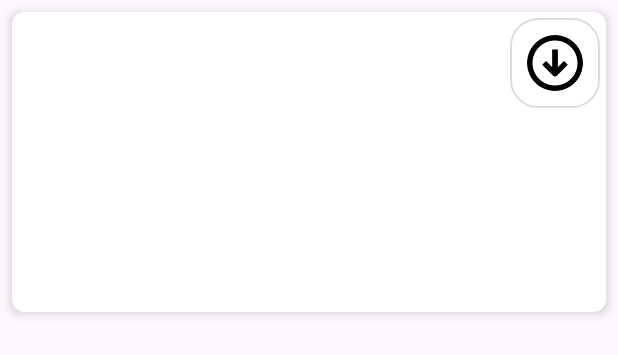
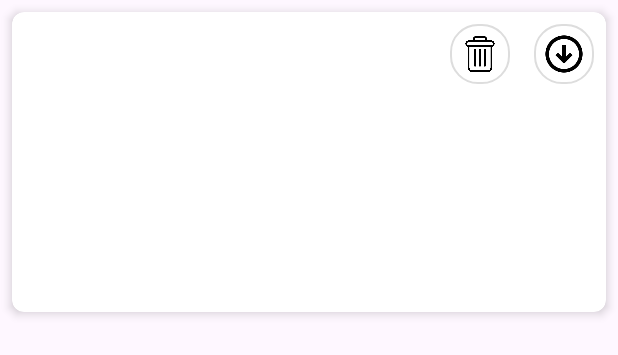
Before and after one commit to fatmavatansevrr/MobileProje, an Android app: the layout item_visionboard.xml on its own in the app's theme, with its tools: preview values and no code run, on a phone screen of 412 x 824 dp. Shown: the top 355 px of the screen. Run offline under Robolectric (Android 15) with nearby library versions, the phone set to English and light mode, and no system bars.

Commit message:
history listesine delete butonu eklendi

```diff
--- a/app/src/main/java/com/fatmavatansever/mobileproje/VisionBoardDetailActivity.java
+++ b/app/src/main/java/com/fatmavatansever/mobileproje/VisionBoardDetailActivity.java
@@ -1,5 +1,6 @@
 package com.fatmavatansever.mobileproje;
 
+import android.app.AlertDialog;
 import android.content.ContentValues;
 import android.content.Intent;
 import android.graphics.Bitmap;
@@ -14,6 +15,7 @@ import androidx.appcompat.app.AppCompatActivity;
 
 import com.fatmavatansever.mobileproje.databinding.ActivityVisionBoardDetailBinding;
 
+import java.io.File;
 import java.io.OutputStream;
 
 public class VisionBoardDetailActivity extends AppCompatActivity {
@@ -31,6 +33,7 @@ public class VisionBoardDetailActivity extends AppCompatActivity {
         // Intent'ten görsel yolunu al
         String visionBoardPath = getIntent().getStringExtra("visionBoardPath");
 
+
         if (visionBoardPath != null) {
             Bitmap bitmap = BitmapFactory.decodeFile(visionBoardPath);
             binding.visionboardDetailImage.setImageBitmap(bitmap);
@@ -38,6 +41,8 @@ public class VisionBoardDetailActivity extends AppCompatActivity {
             // İndirme butonu tıklama olayı
             binding.downloadButton.setOnClickListener(v -> saveImageToGallery(bitmap));
         }
+
+
 
 
         // Bottom Navigation tıklama olaylarını ayarla
--- a/app/src/main/java/com/fatmavatansever/mobileproje/models/VisionBoard.java
+++ b/app/src/main/java/com/fatmavatansever/mobileproje/models/VisionBoard.java
@@ -7,9 +7,11 @@ public class VisionBoard {
 
     public VisionBoard(File collageFile) {
         this.collageFile = collageFile;
+
     }
 
     public File getCollageFile() {
         return collageFile;
     }
+
 }
--- a/app/src/main/res/layout/item_visionboard.xml
+++ b/app/src/main/res/layout/item_visionboard.xml
@@ -17,22 +17,34 @@
             android:layout_height="match_parent"
             android:scaleType="centerCrop" />
 
+        <!-- Silme Butonu -->
+        <ImageButton
+            android:id="@+id/delete_button"
+            android:layout_width="40dp"
+            android:layout_height="40dp"
+            android:layout_alignParentTop="true"
+            android:layout_toStartOf="@id/download_button"
+            android:layout_margin="8dp"
+            android:background="@drawable/rounded_background"
+            android:contentDescription="@string/delete_image"
+            android:padding="8dp"
+            android:src="@drawable/ic_delete"
+            android:scaleType="centerInside" />
+
         <!-- İndirme Butonu -->
         <ImageButton
             android:id="@+id/download_button"
-            android:layout_width="60dp"
-            android:layout_height="60dp"
+            android:layout_width="40dp"
+            android:layout_height="40dp"
             android:layout_alignParentTop="true"
             android:layout_alignParentEnd="true"
-            android:layout_marginStart="4dp"
-            android:layout_marginLeft="4dp"
-            android:layout_marginTop="4dp"
-            android:layout_marginEnd="4dp"
-            android:layout_marginRight="4dp"
-            android:layout_marginBottom="4dp"
+            android:layout_margin="8dp"
             android:background="@drawable/rounded_background"
             android:contentDescription="@string/download_image"
-            android:scaleType="centerInside"
-            android:src="@drawable/ic_download" />
+            android:src="@drawable/ic_download"
+            android:scaleType="centerInside" />
+
+
+
     </RelativeLayout>
 </androidx.cardview.widget.CardView>
--- a/app/src/main/res/values/strings.xml
+++ b/app/src/main/res/values/strings.xml
@@ -21,4 +21,5 @@
     <string name="finish_and_save">Finish and Save</string>
     <string name="home">Home</string>
     <string name="download_image">Download Image</string>
+    <string name="delete_image">Delete Image</string>
 </resources>
```
Also changed, not shown: app/src/main/java/com/fatmavatansever/mobileproje/HistoryActivity.java (+8 -0 lines), app/src/main/java/com/fatmavatansever/mobileproje/adapters/VisionBoardAdapter.java (+31 -1 lines), app/src/main/res/layout/activity_vision_board_detail.xml (+14 -0 lines), app/src/main/res/drawable/ic_delete.png (added).
